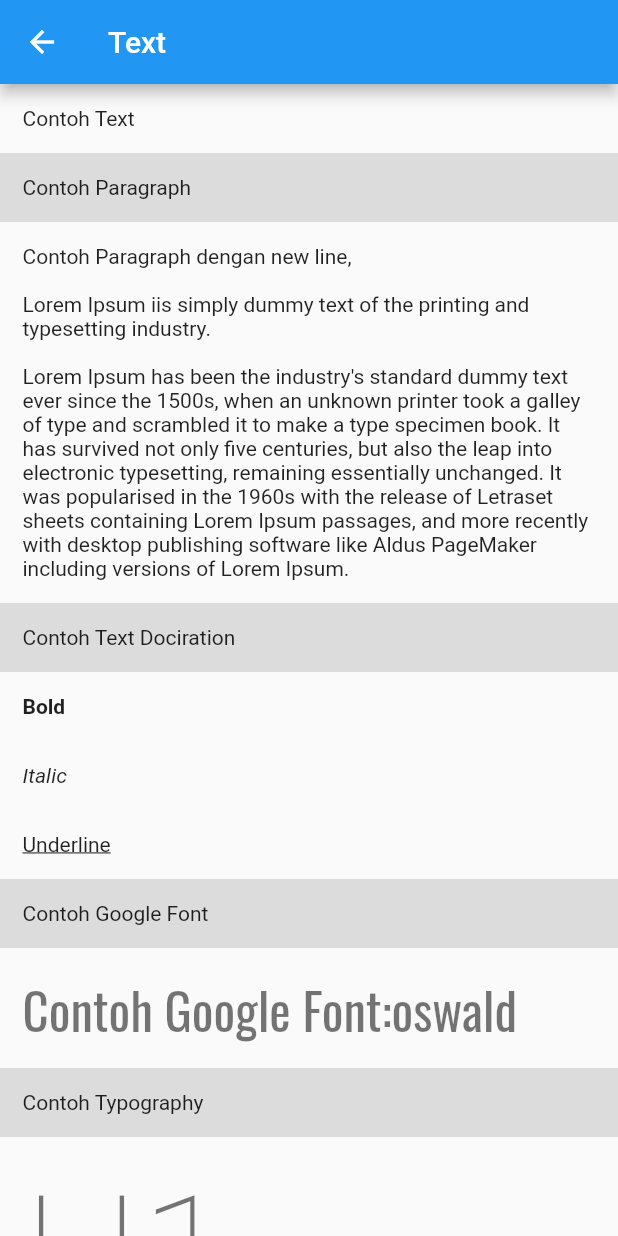
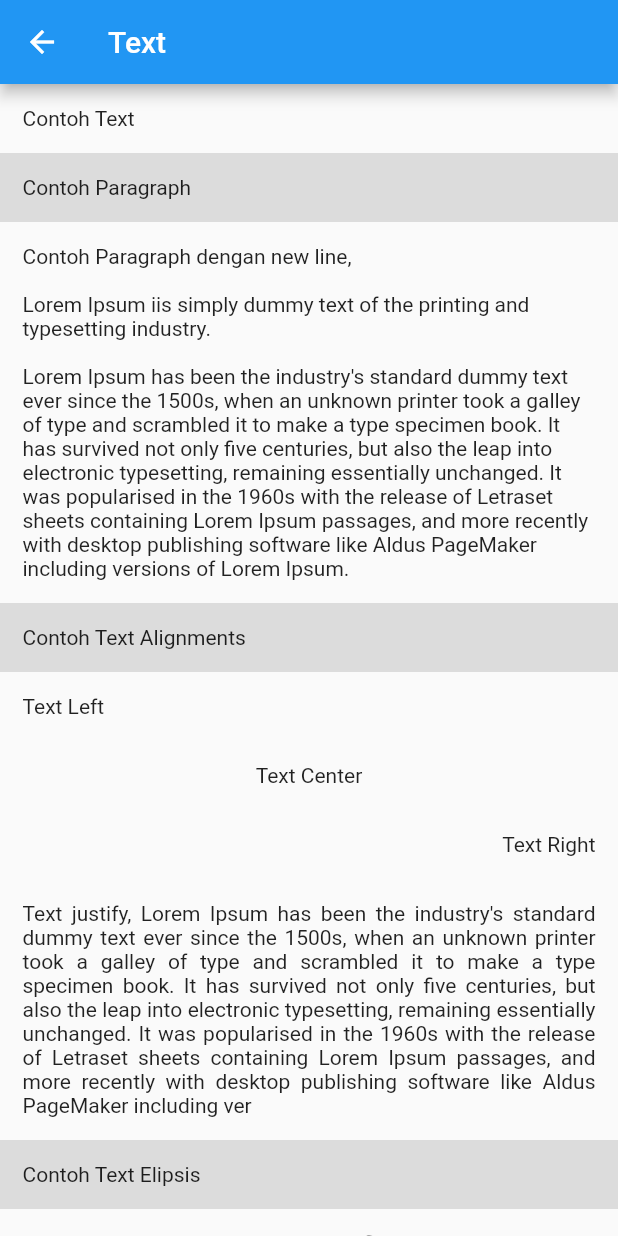
Before and after one commit to yobisetiawan/flutter-catalog, a Flutter app: the MyText screen opened directly, on a phone screen of 412 x 824 dp. Run offline on Flutter 3.47's test engine with Material 2 defaults, Android fonts, the phone set to English and light mode, and no system bars; our stand-ins replace cached_network_image, google_fonts.

Commit message:
add icon and card widget

```diff
--- /dev/null
+++ b/lib/catalog/icon.dart
@@ -0,0 +1,28 @@
+import 'package:flutter/material.dart';
+
+class MyIcon extends StatelessWidget {
+  const MyIcon({Key? key}) : super(key: key);
+
+  @override
+  Widget build(BuildContext context) {
+    return Scaffold(
+        appBar: AppBar(
+          title: const Text('Icon'),
+        ),
+        body: ListView(children: <Widget>[
+          Container(
+            padding: const EdgeInsets.all(15),
+            color: Colors.black12,
+            child: const Text('Contoh Icon'),
+          ),
+          const Icon(
+            Icons.image,
+            size: 64.0,
+          ),
+          const Text(
+            'check this link for more icons https://api.flutter.dev/flutter/material/Icons-class.html',
+            textAlign: TextAlign.center,
+          )
+        ]));
+  }
+}
--- a/lib/catalog/text.dart
+++ b/lib/catalog/text.dart
@@ -31,6 +31,51 @@ class MyText extends StatelessWidget {
             padding: const EdgeInsets.all(15),
             child: const Text(
                 "Contoh Paragraph dengan new line, \n\nLorem Ipsum iis simply dummy text of the printing and typesetting industry. \n\nLorem Ipsum has been the industry's standard dummy text ever since the 1500s, when an unknown printer took a galley of type and scrambled it to make a type specimen book. It has survived not only five centuries, but also the leap into electronic typesetting, remaining essentially unchanged. It was popularised in the 1960s with the release of Letraset sheets containing Lorem Ipsum passages, and more recently with desktop publishing software like Aldus PageMaker including versions of Lorem Ipsum."),
+          ),
+          Container(
+            padding: const EdgeInsets.all(15),
+            color: Colors.black12,
+            child: const Text('Contoh Text Alignments'),
+          ),
+          Container(
+            padding: const EdgeInsets.all(15),
+            child: const Text(
+              'Text Left',
+              textAlign: TextAlign.left,
+            ),
+          ),
+          Container(
+            padding: const EdgeInsets.all(15),
+            child: const Text(
+              'Text Center',
+              textAlign: TextAlign.center,
+            ),
+          ),
+          Container(
+            padding: const EdgeInsets.all(15),
+            child: const Text(
+              'Text Right',
+              textAlign: TextAlign.right,
+            ),
+          ),
+          Container(
+            padding: const EdgeInsets.all(15),
+            child: const Text(
+              "Text justify, Lorem Ipsum has been the industry's standard dummy text ever since the 1500s, when an unknown printer took a galley of type and scrambled it to make a type specimen book. It has survived not only five centuries, but also the leap into electronic typesetting, remaining essentially unchanged. It was popularised in the 1960s with the release of Letraset sheets containing Lorem Ipsum passages, and more recently with desktop publishing software like Aldus PageMaker including ver",
+              textAlign: TextAlign.justify,
+            ),
+          ),
+          Container(
+            padding: const EdgeInsets.all(15),
+            color: Colors.black12,
+            child: const Text('Contoh Text Elipsis'),
+          ),
+          Container(
+            padding: const EdgeInsets.all(15),
+            child: const Text(
+              'Text large, Flutter - Wrap text on overflow, like insert ellipsis or fade',
+              overflow: TextOverflow.ellipsis,
+            ),
           ),
           Container(
             padding: const EdgeInsets.all(15),
```
Also changed, not shown: lib/catalog/card.dart (added, +69 -0 lines), lib/main.dart (+28 -0 lines).
